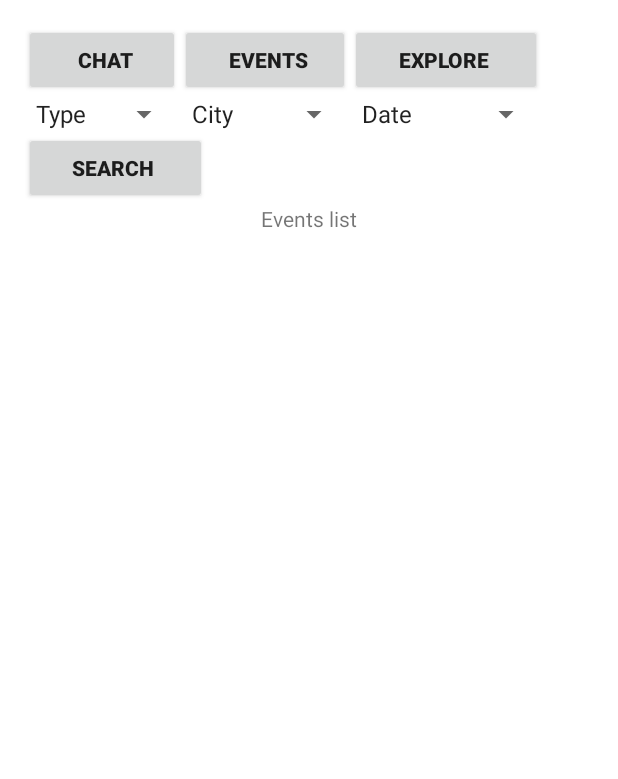
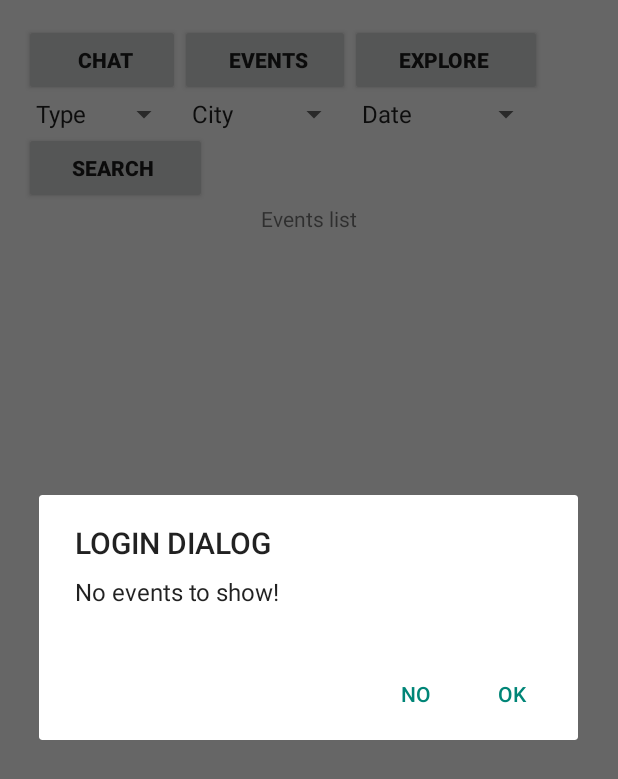
Before and after one commit to denbedilov/ATTENDER, an Android app: the searchEventActivity screen opened directly, with no data from a screen before it, after a tap on "SEARCH", on a phone screen of 412 x 824 dp. Shown: the top 779 px of the screen. Run offline under Robolectric (Android 15) with nearby library versions, the phone set to English and light mode, and no system bars; libraries missing offline, so code that uses them is left out: javax.json, javax.json.stream.

Commit message:
fixed dateBug

```diff
--- a/app/src/main/java/com/attender/rita/attender/AttenderDAL.java
+++ b/app/src/main/java/com/attender/rita/attender/AttenderDAL.java
@@ -64,9 +64,9 @@ public class AttenderDAL
         String jsonData = "";
        //Query format: ?[category=***]&[time=***]&[city=***]";
         String query = "?";
-        if(eventType.compareTo("Type") != 0)             query += "Type=" + eventType + "&";
-        if(eventDate.compareTo("Date") != 0)             query += "Date="     + eventDate + "&";
-        if(eventLocation.compareTo("City") != 0)         query += "City="     + eventLocation;
+        if(eventType.compareTo("Type") != 0)             query += "type=" + eventType + "&";
+        if(eventDate.compareTo("Date") != 0)             query += "time="     + eventDate + "&";
+        if(eventLocation.compareTo("City") != 0)         query += "city="     + eventLocation;
         if (query.endsWith("&"))            query = query.substring(0, query.length() - 1); //delete the last char if it '&'
 
 
--- a/app/src/main/java/com/attender/rita/attender/searchEventActivity.java
+++ b/app/src/main/java/com/attender/rita/attender/searchEventActivity.java
@@ -1,6 +1,8 @@
 package com.attender.rita.attender;
 
 import android.app.Activity;
+import android.app.AlertDialog;
+import android.content.DialogInterface;
 import android.content.Intent;
 import android.os.Bundle;
 import android.support.v7.app.ActionBarActivity;
@@ -75,10 +77,33 @@ public class searchEventActivity extends Activity
 
     public void searchPressed(View v)
     {
-        events = bl.getEvents(typeSpinner.getSelectedItem().toString(), dateSpinner.getSelectedItem().toString(), citySpinner.getSelectedItem().toString());  //TODO - send search parameters to server to get res
-
-        EventAdapter adapter = new EventAdapter(this, events);
-        listView.setAdapter(adapter);
+       String theDate=dateSpinner.getSelectedItem().toString();
+       String theType= typeSpinner.getSelectedItem().toString();
+        theType=theType.replaceAll("\\s","");
+        String theCity=citySpinner.getSelectedItem().toString();
+        theCity=theCity.replaceAll("\\s","");
+       switch(theDate)
+       {
+           case "1 day ahead":
+               theDate="1d";
+               break;
+           case "1 week ahead":
+               theDate="1w";
+               break;
+           case "1 month ahead":
+               theDate="1m";
+               break;
+       }
+        events = bl.getEvents(theType, theDate, theCity);  //TODO - send search parameters to server to get res
+        if(events == null)
+        {
+            printAlertDialog("No events to show!");
+            listView = (ListView) findViewById(R.id.listView);
+        }
+        else {
+            EventAdapter adapter = new EventAdapter(this, events);
+            listView.setAdapter(adapter);
+        }
     }
     public void itemPressed(View v)
     {
@@ -116,4 +141,23 @@ public class searchEventActivity extends Activity
 
         return super.onOptionsItemSelected(item);
     }
+    private void printAlertDialog(String message)
+    {
+        AlertDialog.Builder builder = new AlertDialog.Builder(this);
+        builder.setTitle("LOGIN DIALOG");
+        builder.setMessage(message);
+        builder.setPositiveButton("OK", new DialogInterface.OnClickListener() {
+            @Override
+            public void onClick(DialogInterface dialog, int id) {
+                //do things
+            }
+        });
+        builder.setNegativeButton("NO", new DialogInterface.OnClickListener() {
+            @Override
+            public void onClick(DialogInterface dialog, int id) {
+                //do things
+            }
+        });
+        builder.show();
+    }
 }
--- a/app/src/main/res/layout/event.xml
+++ b/app/src/main/res/layout/event.xml
@@ -13,7 +13,7 @@
         android:padding="5dp"
         android:text="name"
         android:textColor="#ff7835ff"
-        android:textSize="24sp">
+        android:textSize="15sp">
     </TextView>
     <LinearLayout
         android:layout_height="wrap_content"
@@ -27,7 +27,7 @@
         android:padding="5dp"
         android:text="date"
         android:textColor="#ff1bff0c"
-        android:textSize="24sp"
+        android:textSize="15sp"
         android:layout_gravity="center_horizontal"
         android:gravity="end">
     </TextView>
```
Also changed, not shown: 3 other files.
